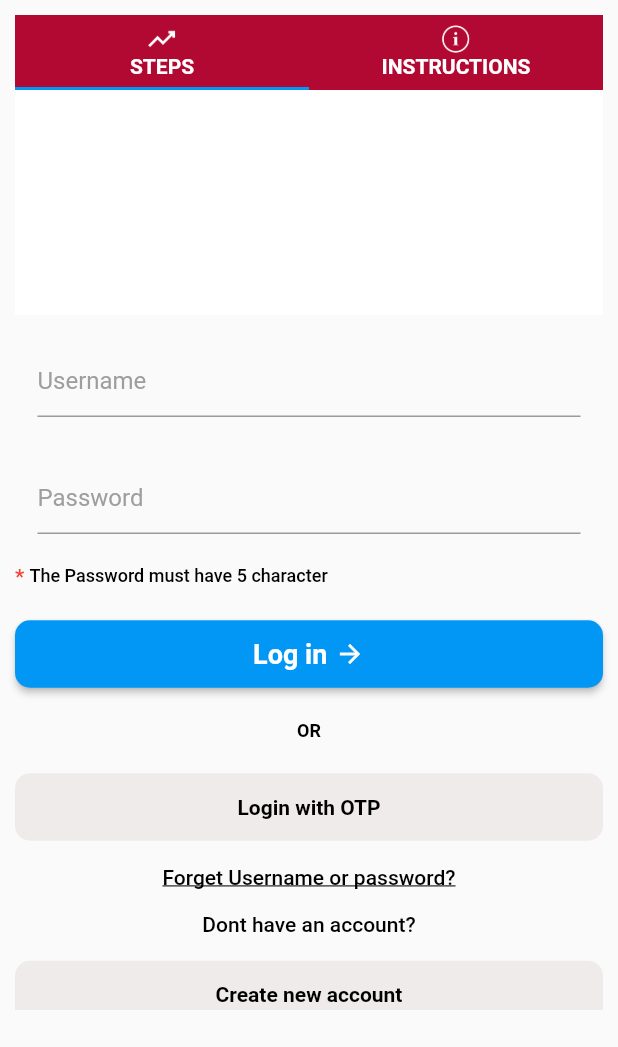
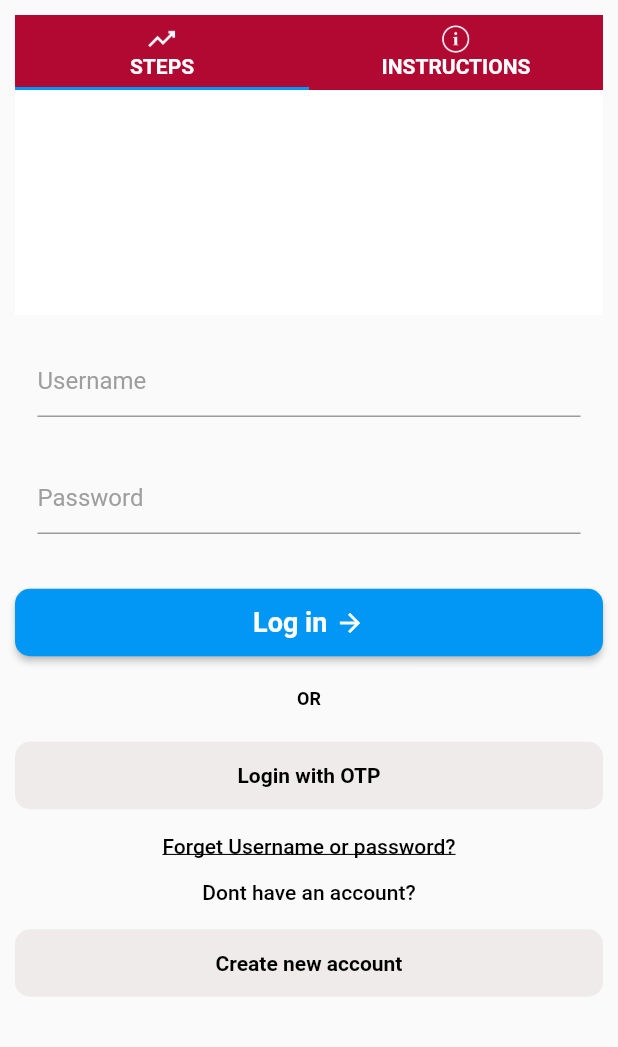
Before and after one commit to coddrikaz/SSF, a Flutter app: the screen it shows after launch, on a phone screen of 412 x 824 dp, the part 189-1236 px from its top. Run offline on Flutter 3.47's test engine with Material 2 defaults, Android fonts, the phone set to English and light mode, and no system bars; drawn by our look-alikes of carousel_slider; our stand-ins replace dio, flutter_html, flutter_screenutil, flutter_smart_dialog, flutter_svg, flutter_switch and 3 more; accounts and stored records are empty; network calls fail.

Commit message:
evening code

```diff
--- a/lib/App/Authentication/LoginScreen/login_screen.dart
+++ b/lib/App/Authentication/LoginScreen/login_screen.dart
@@ -1,11 +1,10 @@
-import 'package:get/get.dart';
 import 'package:carousel_slider/carousel_slider.dart';
 import 'package:flutter/material.dart';
 import 'package:flutter_svg/flutter_svg.dart';
+import 'package:get/get.dart';
 import 'package:staple_food_fortification/App/Authentication/ForgotScreen/Forgot.dart';
 import 'package:staple_food_fortification/App/Authentication/LoginScreen/login_controller.dart';
 import 'package:staple_food_fortification/App/Authentication/OtpScreen/Otp.dart';
-import 'package:staple_food_fortification/App/Settings/settings.dart';
 import 'package:staple_food_fortification/Commons/widgetview.dart';
 import 'package:staple_food_fortification/Constants/SffColor.dart';
 import 'package:staple_food_fortification/Routes/route_names.dart';
@@ -25,6 +24,7 @@ class _LoginScreenState extends State<LoginScreen> {
     _loginController.getData();
   }
 
+  // var ic = Icons.remove_red_eye_rounded;
   @override
   Widget build(BuildContext context) {
 
@@ -276,25 +276,25 @@ class _LoginScreenState extends State<LoginScreen> {
                                 ),
                               ),
                             ),
-                            const SizedBox(height: 5),
-                            Row(
-                              children: [
-                                const Text(
-                                  "* ",
-                                  style: TextStyle(
-                                      color: Colors.red,
-                                      fontSize: 14,
-                                      fontWeight: FontWeight.w500),
-                                ),
-                                const Text(
-                                  "The Password must have 5 character",
-                                  style: TextStyle(
-                                      color: Colors.black,
-                                      fontSize: 12,
-                                      fontWeight: FontWeight.w500),
-                                ),
-                              ],
-                            ),
+                            // const SizedBox(height: 5),
+                            // Row(
+                            //   children: [
+                            //     const Text(
+                            //       "* ",
+                            //       style: TextStyle(
+                            //           color: Colors.red,
+                            //           fontSize: 14,
+                            //           fontWeight: FontWeight.w500),
+                            //     ),
+                            //     const Text(
+                            //       "The Password must have 5 character",
+                            //       style: TextStyle(
+                            //           color: Colors.black,
+                            //           fontSize: 12,
+                            //           fontWeight: FontWeight.w500),
+                            //     ),
+                            //   ],
+                            // ),
                             const SizedBox(height: 20),
                             MaterialButton(
                               height: 45,
```
